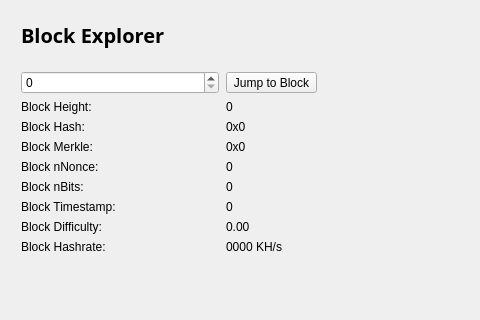
The window that src/qt/forms/blockbrowser.ui (WhitecoinCore/whitecoin) describes before a commit, drawn with Qt 5; both pictures show x 0 to 480 and y 0 to 320 of the 794 by 543 pixel window.
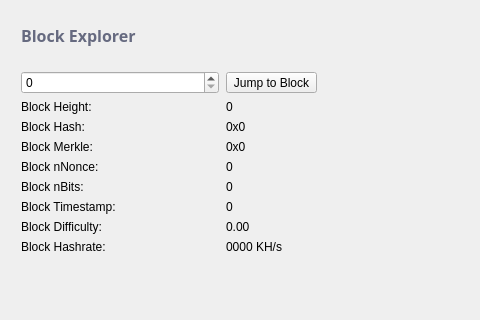
The same window after the commit.

```diff
--- a/src/qt/forms/blockbrowser.ui
+++ b/src/qt/forms/blockbrowser.ui
@@ -70,7 +70,7 @@
           </font>
          </property>
          <property name="text">
-          <string>&lt;html&gt;&lt;head/&gt;&lt;body&gt;&lt;p&gt;&lt;span style=&quot; font-size:20px; font-weight:600; color:#000000;&quot;&gt;Block Explorer &lt;/span&gt;&lt;/p&gt;&lt;/body&gt;&lt;/html&gt;</string>
+          <string>&lt;html&gt;&lt;head/&gt;&lt;body&gt;&lt;p&gt;&lt;span style=&quot; font-size:12pt; font-weight:600; color:#666a80;&quot;&gt;Block Explorer&lt;/span&gt;&lt;/p&gt;&lt;/body&gt;&lt;/html&gt;</string>
          </property>
         </widget>
        </item>
```
